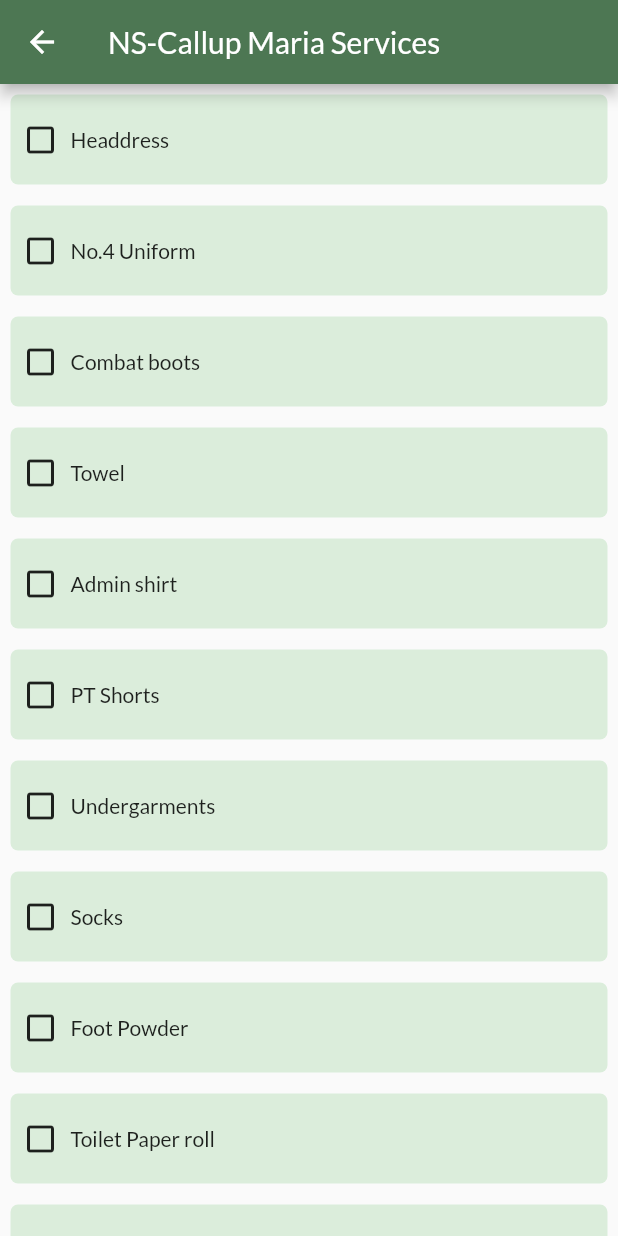
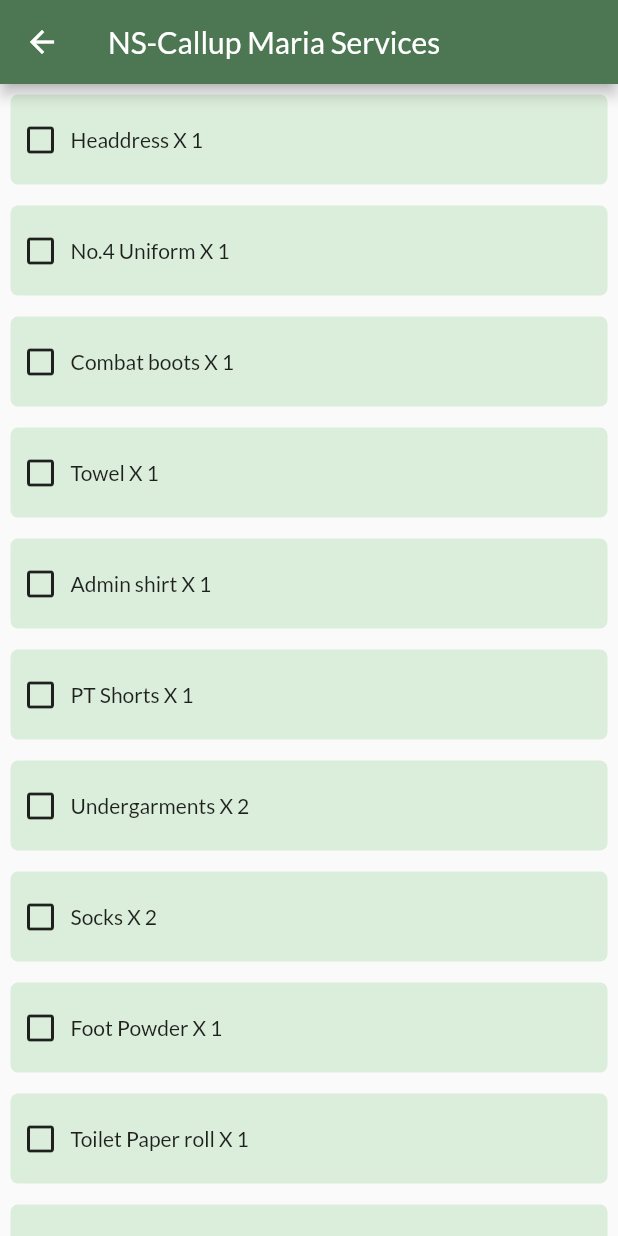
Before and after one commit to firwer/dstahackathon, a Flutter app: the echecklistScreen screen opened by its route, on a phone screen of 412 x 824 dp. Run offline on Flutter 3.47's test engine with Material 2 defaults, Android fonts, the phone set to English and light mode, and no system bars; our stand-ins replace cloud_firestore, firebase_auth, firebase_core, flutter_svg; accounts and stored records are empty.

Commit message:
Add qty of items to display

```diff
--- a/code-exp/lib/pages/checklist/echecklist.dart
+++ b/code-exp/lib/pages/checklist/echecklist.dart
@@ -52,7 +52,9 @@ class _echecklistScreenState extends State<echecklistScreen> {
               dataList.elementAt(index)[1].toString() == "true"
                   ? selected
                   : nonSelected,
-              Text(dataList.elementAt(index)[0].toString()), () {
+              Text(dataList.elementAt(index)[0].toString() +
+                  ' X ' +
+                  dataList.elementAt(index)[2].toString()), () {
             setState(() {
               dataList.elementAt(index)[1].toString() == "true"
                   ? dataList.elementAt(index)[1] = "false"
```
